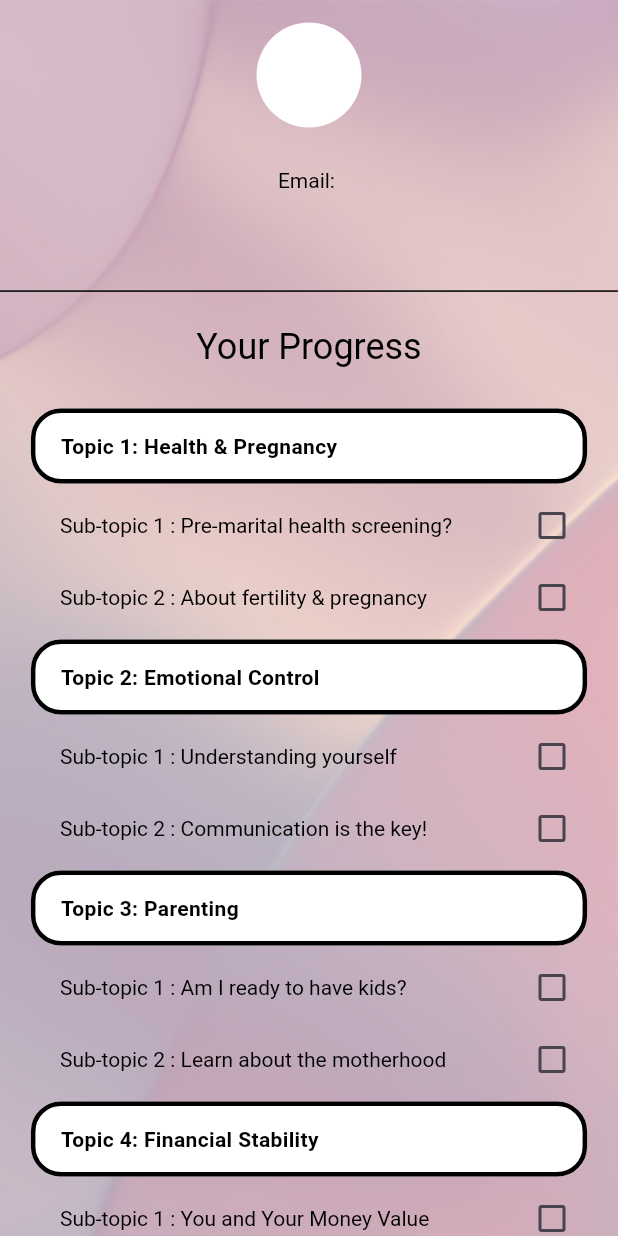
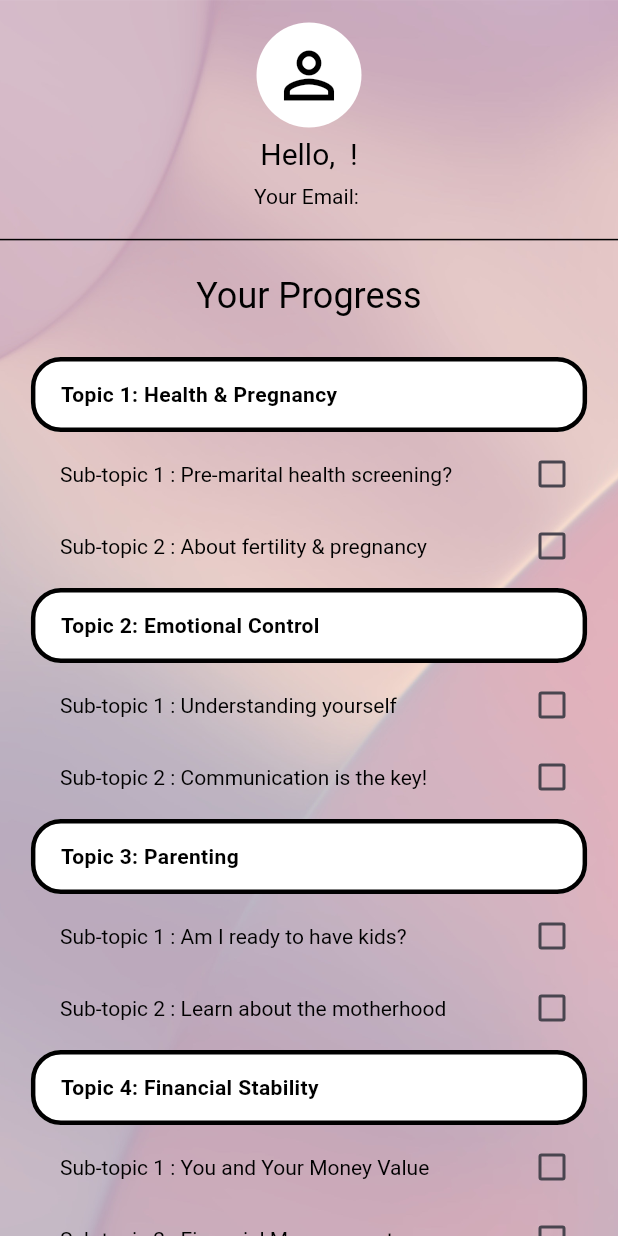
Before and after one commit to nisahabiba/mawadda_app, a Flutter app: the ProfilePage widget shown alone on an empty page, opened directly, on a phone screen of 412 x 824 dp. Run offline on Flutter 3.47's test engine with Material 3 defaults, Android fonts, the phone set to English and light mode, and no system bars; our stand-ins replace auto_route, basic_utils, bloc, cloud_firestore, dartz, equatable and 13 more; missing offline and left inert: flutter_inappwebview; accounts and stored records are empty; statements that could not run were skipped.

Commit message:
fixed profile page showing name & email

```diff
--- a/lib/profile/pages/profile_page.dart
+++ b/lib/profile/pages/profile_page.dart
@@ -62,7 +62,7 @@ class _ProfilePageState extends State<ProfilePage> {
             style: GoogleFonts.averiaGruesaLibre(color: Colors.black),
             child: ListView(children: [
               Container(
-                height: 170.h,
+                height: 140.h,
                 width: 329.w,
                 padding: const EdgeInsets.all(15),
                 child: Column(
@@ -74,15 +74,23 @@ class _ProfilePageState extends State<ProfilePage> {
                         color: Colors.white,
                         shape: BoxShape.circle,
                       ),
+                      child: const Icon(
+                        Icons.person_outline,
+                        color: Colors.black,
+                        size: 50,
+                      ),
                     ),
                     SizedBox(
                       height: 5.h,
                     ),
-                    Text(' ${_userInfo?['name'] ?? 'N/A'}'),
+                    Text(
+                      'Hello, ${_userInfo?['name'] ?? 'N/A'} !',
+                      style: TextStyle(fontSize: 20),
+                    ),
                     SizedBox(
-                      height: 5.h,
+                      height: 8.h,
                     ),
-                    Text('Email: ${_userInfo?['email'] ?? 'N/A'}'),
+                    Text('Your Email: ${_userInfo?['email'] ?? 'N/A'}'),
                   ],
                 ),
               ),
```
